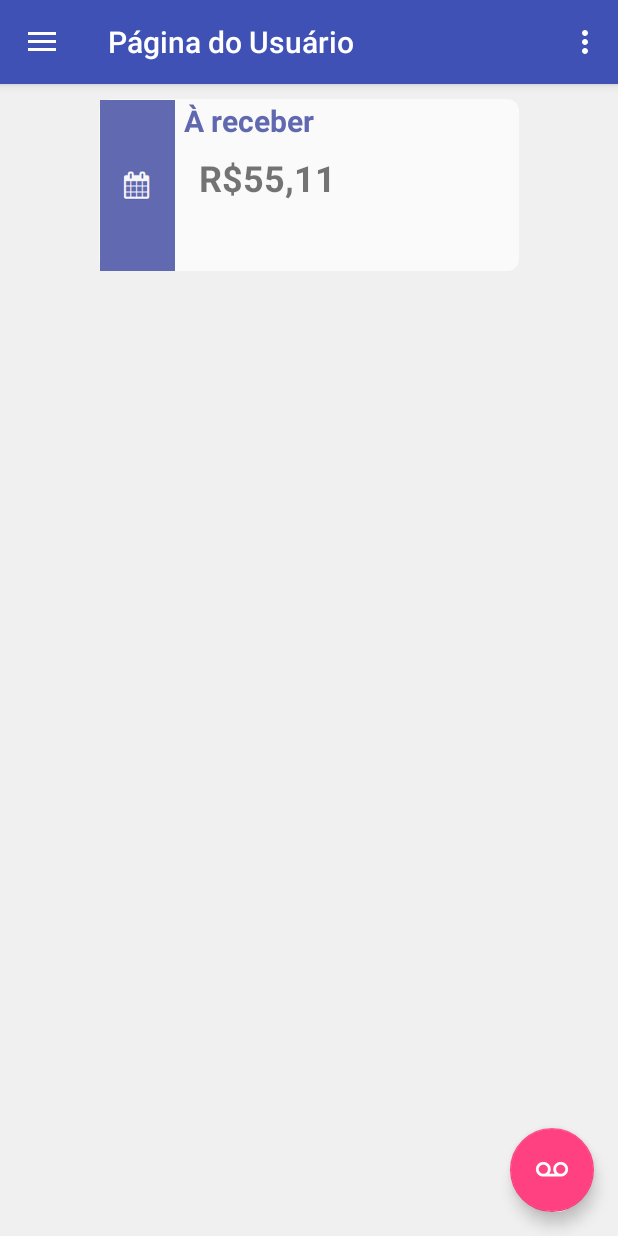
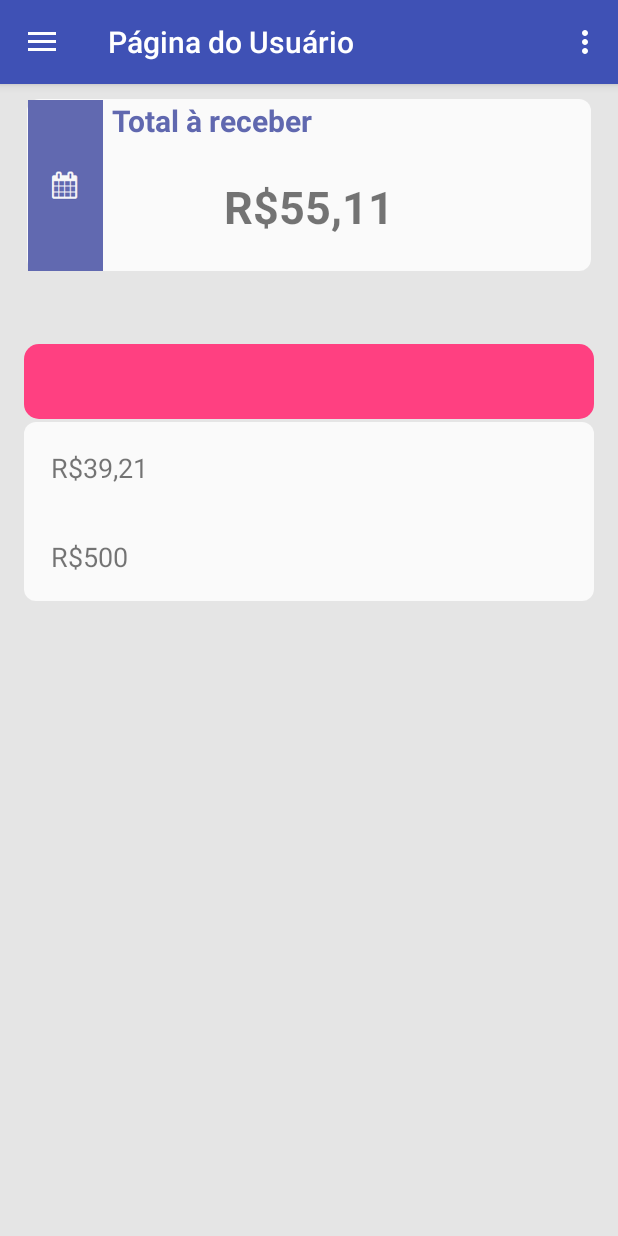
Before and after one commit to filipefborba/lapagapp, an Android app: the initial_userActivity screen opened directly, with no data from a screen before it, on a phone screen of 412 x 824 dp. Run offline under Robolectric (Android 15) with nearby library versions, the phone set to English and light mode, and no system bars; libraries missing offline, so code that uses them is left out: com.github.mikephil.charting.

Commit message:
screen definition

```diff
--- a/Lapag/app/src/main/java/com/example/gmore/lapag/initial_userActivity.java
+++ b/Lapag/app/src/main/java/com/example/gmore/lapag/initial_userActivity.java
@@ -46,15 +46,6 @@ public class initial_userActivity extends AppCompatActivity
 
         nome_usuario_menu = (TextView) findViewById(R.id.nome_usuario_menu);
 
-
-        FloatingActionButton fab = (FloatingActionButton) findViewById(R.id.fab);
-        fab.setOnClickListener(new View.OnClickListener() {
-            @Override
-            public void onClick(View view) {
-                Snackbar.make(view, "Replace with your own action", Snackbar.LENGTH_LONG)
-                        .setAction("Action", null).show();
-            }
-        });
 
         DrawerLayout drawer = (DrawerLayout) findViewById(R.id.drawer_layout);
         ActionBarDrawerToggle toggle = new ActionBarDrawerToggle(
--- a/Lapag/app/src/main/res/layout/activity_login.xml
+++ b/Lapag/app/src/main/res/layout/activity_login.xml
@@ -105,7 +105,11 @@
                 android:layout_marginRight="0dp"
                 android:layout_marginTop="0dp"
                 android:background="@drawable/button_rounded_corner"
+                android:fontFamily="sans-serif"
                 android:text="@string/action_sign_in_short"
+                android:textAllCaps="false"
+                android:textColor="@android:color/background_light"
+                android:textSize="16sp"
                 android:textStyle="bold" />
 
         </LinearLayout>
--- a/Lapag/app/src/main/res/layout/app_bar_initial_user.xml
+++ b/Lapag/app/src/main/res/layout/app_bar_initial_user.xml
@@ -22,12 +22,4 @@
 
     <include layout="@layout/content_initial_user" />
 
-    <android.support.design.widget.FloatingActionButton
-        android:id="@+id/fab"
-        android:layout_width="wrap_content"
-        android:layout_height="wrap_content"
-        android:layout_gravity="bottom|end"
-        android:layout_margin="@dimen/fab_margin"
-        app:srcCompat="@android:drawable/stat_notify_voicemail" />
-
 </android.support.design.widget.CoordinatorLayout>
--- a/Lapag/app/src/main/res/layout/content_initial_user.xml
+++ b/Lapag/app/src/main/res/layout/content_initial_user.xml
@@ -4,40 +4,43 @@
     xmlns:tools="http://schemas.android.com/tools"
     android:layout_width="match_parent"
     android:layout_height="match_parent"
+    android:background="#E5E5E5"
     app:layout_behavior="@string/appbar_scrolling_view_behavior"
     tools:context="com.example.gmore.lapag.initial_userActivity"
-    tools:showIn="@layout/app_bar_initial_user"
-    android:background="#F0F0F0">
+    tools:showIn="@layout/app_bar_initial_user">
 
 
     <LinearLayout
-        android:layout_width="300dp"
-        android:layout_height="495dp"
+        android:id="@+id/linearLayout"
+        android:layout_width="0dp"
+        android:layout_height="550dp"
+        android:layout_marginEnd="8dp"
         android:layout_marginLeft="8dp"
         android:layout_marginRight="8dp"
+        android:layout_marginStart="8dp"
         android:orientation="vertical"
         android:weightSum="1"
+        app:layout_constraintHorizontal_bias="1.0"
         app:layout_constraintLeft_toLeftOf="parent"
         app:layout_constraintRight_toRightOf="parent"
-        tools:layout_editor_absoluteY="8dp"
-        android:layout_marginStart="8dp"
-        android:layout_marginEnd="8dp"
-        android:id="@+id/linearLayout">
+        app:layout_constraintTop_toTopOf="parent">
 
         <TextView
             android:id="@+id/a_receber"
             android:layout_width="match_parent"
             android:layout_height="wrap_content"
             android:layout_margin="10dp"
-            android:layout_marginEnd="8dp"
-            android:layout_marginLeft="16dp"
-            android:layout_marginRight="8dp"
-            android:layout_marginStart="8dp"
+            android:layout_marginEnd="0dp"
+            android:layout_marginLeft="0dp"
+            android:layout_marginRight="0dp"
+            android:layout_marginStart="0dp"
             android:layout_marginTop="0dp"
+            android:autoText="false"
             android:background="@drawable/rounded_corner"
+            android:clickable="true"
             android:drawableLeft="@drawable/areceber"
             android:drawablePadding="6dp"
-            android:text="À receber"
+            android:text="Total à receber"
             android:textColor="@color/areceber"
             android:textSize="20sp"
             android:textStyle="bold"
@@ -50,20 +53,109 @@
 
     <TextView
         android:id="@+id/a_receber_valor"
-        android:layout_width="100dp"
-        android:layout_height="50dp"
+        android:layout_width="0dp"
+        android:layout_height="wrap_content"
         android:layout_marginBottom="8dp"
+        android:layout_marginEnd="8dp"
         android:layout_marginLeft="8dp"
         android:layout_marginRight="8dp"
+        android:layout_marginStart="8dp"
         android:layout_marginTop="8dp"
         android:text="R$55,11"
-        android:textSize="24sp"
+        android:textAlignment="center"
+        android:textIsSelectable="false"
+        android:textSize="30sp"
         android:textStyle="bold"
         app:layout_constraintBottom_toBottomOf="@+id/linearLayout"
-        app:layout_constraintHorizontal_bias="0.421"
+        app:layout_constraintHorizontal_bias="1.0"
         app:layout_constraintLeft_toLeftOf="parent"
         app:layout_constraintRight_toRightOf="parent"
         app:layout_constraintTop_toTopOf="@+id/linearLayout"
-        app:layout_constraintVertical_bias="0.088" />
+        app:layout_constraintVertical_bias="0.108" />
+
+    <TabHost
+        android:layout_width="0dp"
+        android:layout_height="wrap_content"
+        android:layout_margin="8dp"
+        android:layout_marginBottom="8dp"
+        android:layout_marginTop="8dp"
+        android:padding="0dp"
+        android:paddingEnd="0dp"
+        android:paddingLeft="0dp"
+        android:paddingRight="0dp"
+        android:paddingStart="0dp"
+        android:visibility="visible"
+        app:layout_constraintBottom_toBottomOf="@+id/linearLayout"
+        app:layout_constraintLeft_toLeftOf="@+id/linearLayout"
+        app:layout_constraintRight_toRightOf="@+id/linearLayout"
+        app:layout_constraintTop_toTopOf="@+id/linearLayout"
+        app:layout_constraintVertical_bias="0.456">
+
+        <LinearLayout
+            android:layout_width="match_parent"
+            android:layout_height="wrap_content"
+            android:orientation="vertical"
+            android:weightSum="1">
+
+            <TabWidget
+                android:id="@android:id/tabs"
+                android:layout_width="match_parent"
+                android:layout_height="50dp"
+                android:layout_marginBottom="2dp"
+                android:layout_marginEnd="0dp"
+                android:background="@drawable/button_rounded_corner"
+                android:padding="0dp" />
+
+            <FrameLayout
+                android:id="@android:id/tabcontent"
+                android:layout_width="match_parent"
+                android:layout_height="match_parent"
+                android:background="@drawable/rounded_corner">
+
+                <LinearLayout
+                    android:id="@+id/transações"
+                    android:layout_width="match_parent"
+                    android:layout_height="wrap_content"
+                    android:orientation="vertical"
+                    android:visibility="visible">
+
+                    <TextView
+                        android:id="@+id/textView10"
+                        android:layout_width="match_parent"
+                        android:layout_height="wrap_content"
+                        android:layout_margin="7dp"
+                        android:padding="10dp"
+                        android:text="R$39,21"
+                        android:textSize="18sp" />
+
+                    <TextView
+                        android:id="@+id/textView9"
+                        android:layout_width="match_parent"
+                        android:layout_height="wrap_content"
+                        android:layout_margin="7dp"
+                        android:padding="10dp"
+                        android:text="R$500"
+                        android:textSize="18sp" />
+
+                </LinearLayout>
+
+                <LinearLayout
+                    android:id="@+id/entradas"
+                    android:layout_width="match_parent"
+                    android:layout_height="match_parent"
+                    android:orientation="vertical">
+
+                </LinearLayout>
+
+                <LinearLayout
+                    android:id="@+id/recebidas"
+                    android:layout_width="300dp"
+                    android:layout_height="match_parent"
+                    android:orientation="vertical">
+
+                </LinearLayout>
+            </FrameLayout>
+        </LinearLayout>
+    </TabHost>
 
 </android.support.constraint.ConstraintLayout>
```
